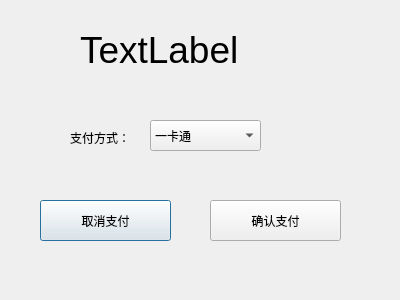
Reason-Wang/se_project, file orderManage_module/ui_file/pay.ui: the form before one commit.
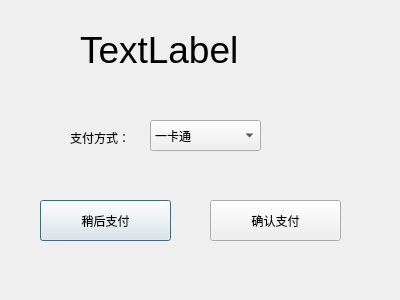
The form after the commit.

Patch:
```diff
--- a/orderManage_module/ui_file/pay.ui
+++ b/orderManage_module/ui_file/pay.ui
@@ -61,7 +61,7 @@
     </rect>
    </property>
    <property name="text">
-    <string>取消支付</string>
+    <string>稍后支付</string>
    </property>
   </widget>
   <widget class="QPushButton" name="confirmBtn">
```
